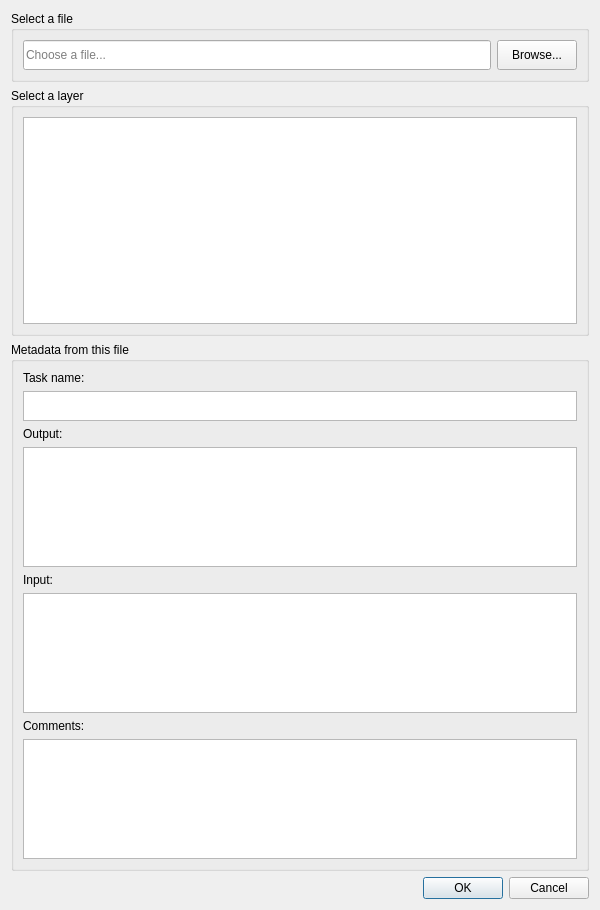
The window that LDMP/gui/DlgLoadData.ui (ConservationInternational/trends.earth) describes before a commit, drawn with Qt 5.
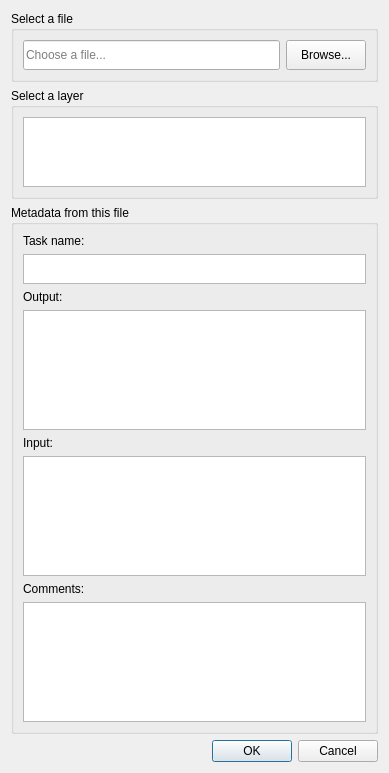
The same window after the commit.

Diff of the .ui file:
```diff
--- a/LDMP/gui/DlgLoadData.ui
+++ b/LDMP/gui/DlgLoadData.ui
@@ -9,8 +9,8 @@
    <rect>
     <x>0</x>
     <y>0</y>
-    <width>600</width>
-    <height>910</height>
+    <width>389</width>
+    <height>745</height>
    </rect>
   </property>
   <property name="windowTitle">
```
